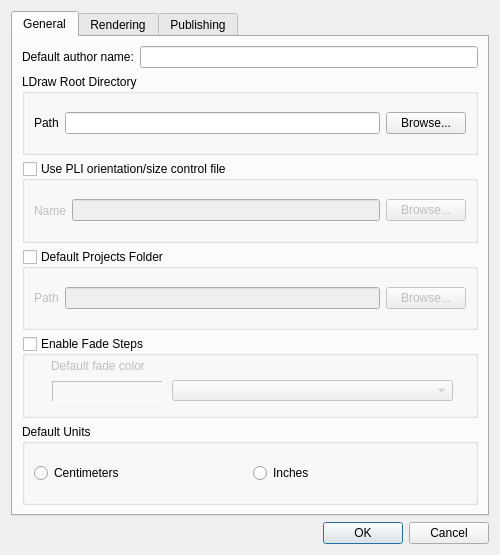
The window that preferences.ui (trevorsandy/lpub3d) describes before a commit, drawn with Qt 5.
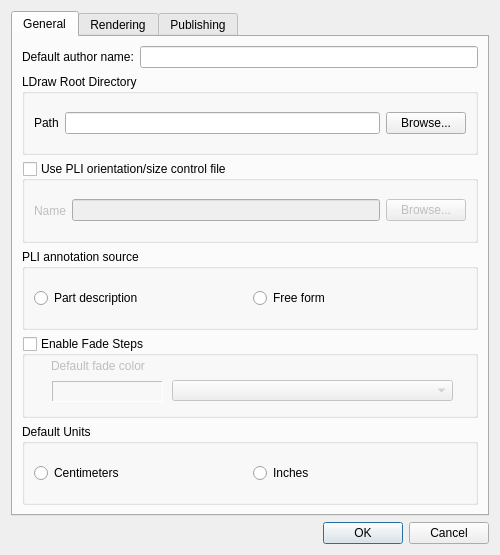
The same window after the commit.

Commit message: Completed annotation feature

```diff
--- a/preferences.ui
+++ b/preferences.ui
@@ -218,34 +218,27 @@
           <string>This directory contains the LDraw parts directory</string>
          </property>
          <property name="title">
-          <string>Default Projects Folder</string>
+          <string>PLI annotation source</string>
          </property>
          <property name="checkable">
-          <bool>true</bool>
+          <bool>false</bool>
          </property>
          <property name="checked">
           <bool>false</bool>
          </property>
          <layout class="QHBoxLayout" name="_2">
           <item>
-           <widget class="QLabel" name="label_9">
+           <widget class="QRadioButton" name="titleAnnotation">
+            <property name="toolTip">
+             <string>PLI annotations sourced from part description - see root/extras/titleannotations.lst</string>
+            </property>
             <property name="text">
-             <string>Path</string>
+             <string>Part description</string>
             </property>
            </widget>
           </item>
           <item>
-           <widget class="QLineEdit" name="projectsFolder">
-            <property name="minimumSize">
-             <size>
-              <width>200</width>
-              <height>0</height>
-             </size>
-            </property>
-           </widget>
-          </item>
-          <item>
-           <widget class="QPushButton" name="browseProjectsFolder">
+           <widget class="QRadioButton" name="freeformAnnotation">
             <property name="toolTip">
              <string>Use directory dialog to find LDraw directory</string>
             </property>
@@ -253,7 +246,7 @@
              <string>This lets you find the LDraw directory</string>
             </property>
             <property name="text">
-             <string>Browse...</string>
+             <string>Free form</string>
             </property>
            </widget>
           </item>
```
Left out of the diff: 36 changed lines with no effect on the pictures. The commit also changes 24 other files.
